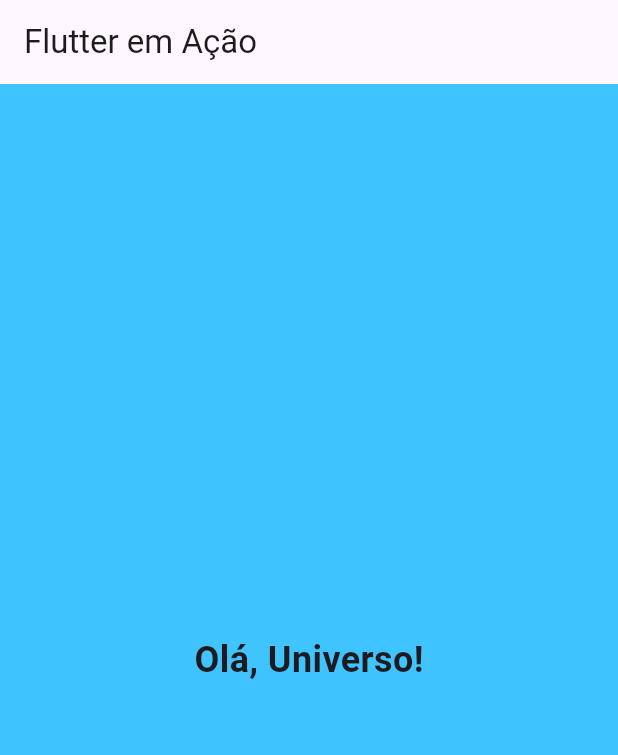
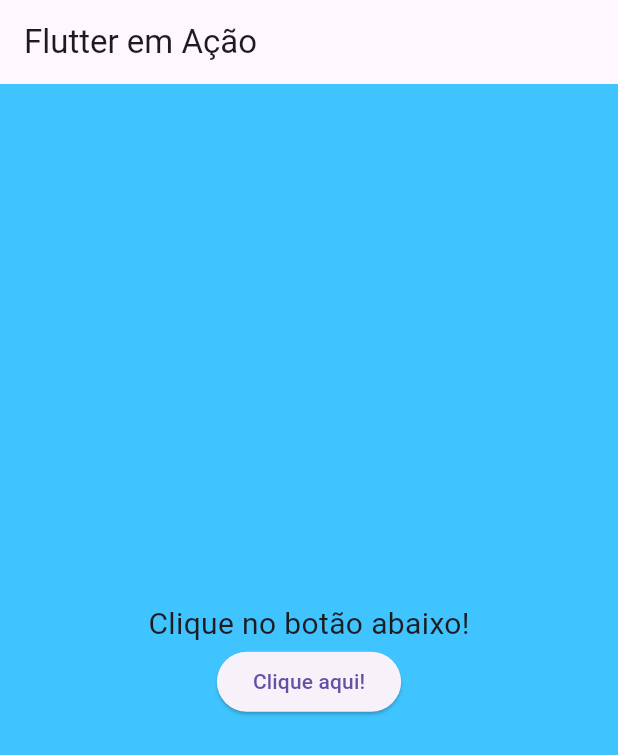
Before and after one commit to Gasi23/flutter-codelab, a Flutter app: the screen it shows after launch, on a phone screen of 412 x 824 dp. Shown: the top 755 px of the screen. Run offline on Flutter 3.47's test engine with Material 3 defaults, Android fonts, the phone set to English and light mode, and no system bars.

Commit message:
Adicionado botão funcional na tela principal

```diff
--- a/lib/main.dart
+++ b/lib/main.dart
@@ -12,13 +12,31 @@ class MyApp extends StatelessWidget {
     return MaterialApp(
       home: Scaffold(
         appBar: AppBar(title: const Text('Flutter em Ação')),
-        body: const Center(
-          child: Text(
-            'Olá, Universo!',
-            style: TextStyle(fontSize: 24, fontWeight: FontWeight.bold),
+        body: Center(
+          child: Column(
+            mainAxisAlignment: MainAxisAlignment.center,
+            children: [
+              const Text(
+                'Clique no botão abaixo!',
+                style: TextStyle(fontSize: 20),
+              ),
+              ElevatedButton(
+                onPressed: () {
+                  // Função do botão
+                  showDialog(
+                    context: context,
+                    builder:
+                        (context) => AlertDialog(
+                          content: const Text('Você clicou no botão!'),
+                        ),
+                  );
+                },
+                child: const Text('Clique aqui!'),
+              ),
+            ],
           ),
         ),
-        backgroundColor: Colors.lightBlueAccent, // Alteração de cor do fundo
+        backgroundColor: Colors.lightBlueAccent,
       ),
     );
   }
```
